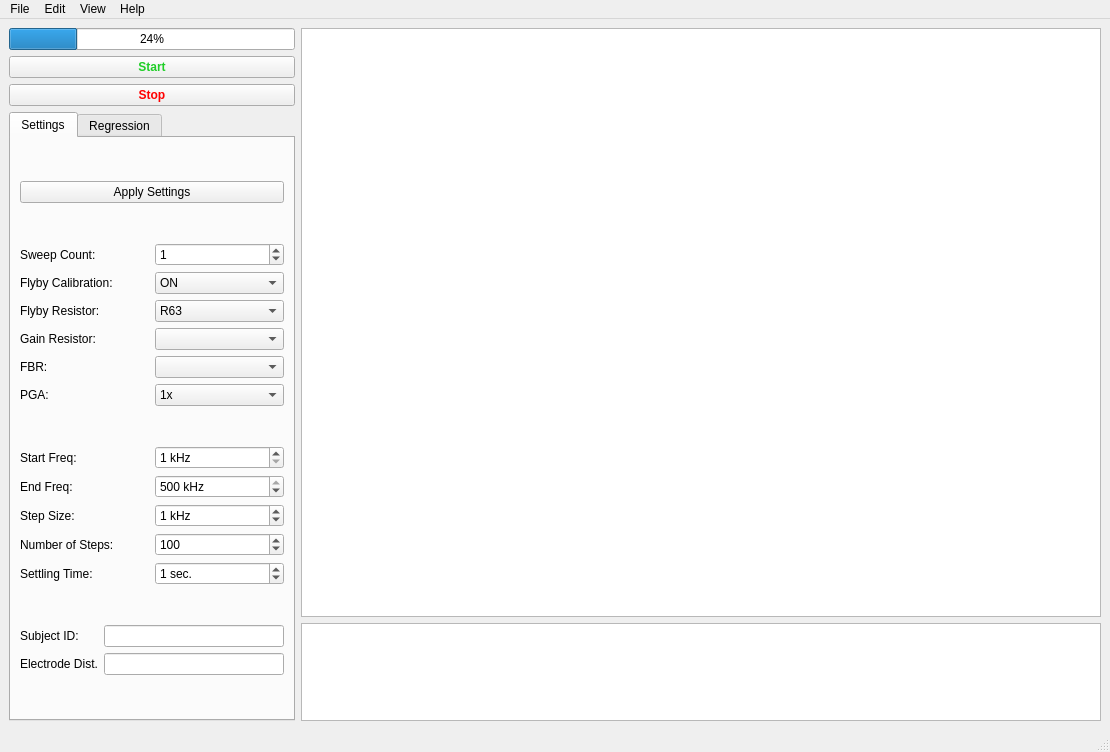
The window that ispectro_xml.ui (andrewallison2012/ispectro_gui) describes before a commit, drawn with Qt 5.
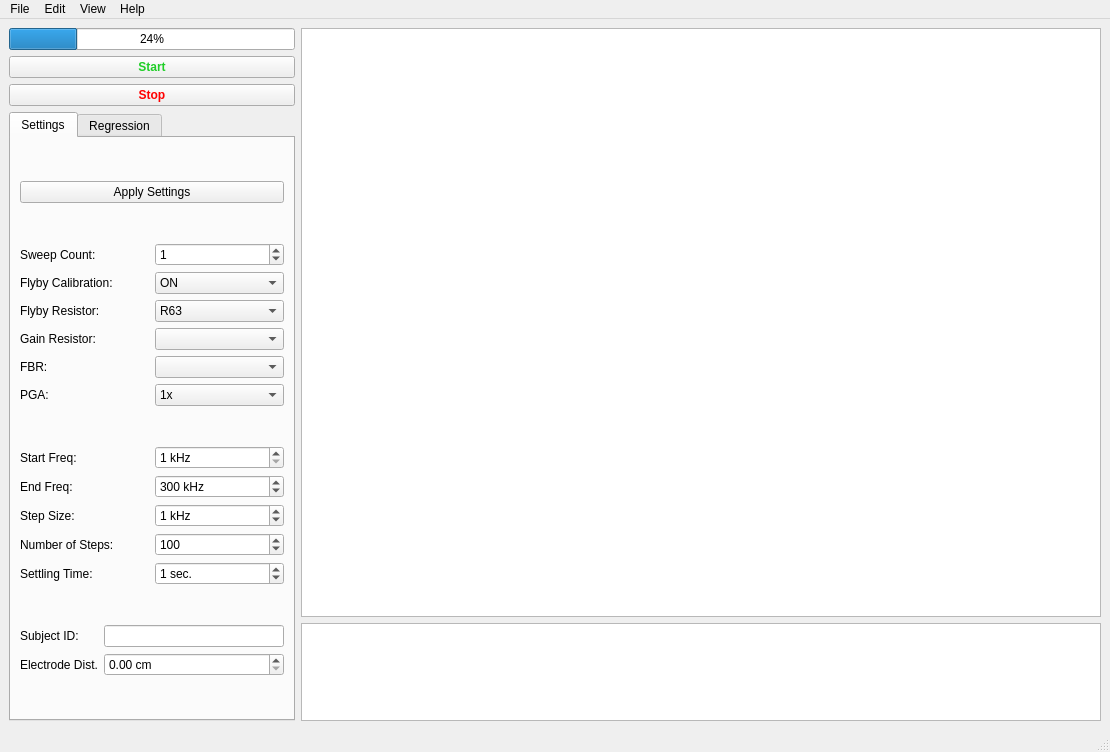
The same window after the commit. Custom widgets are drawn as their Qt base class.

Commit message: working app with start message

```diff
--- a/ispectro_xml.ui
+++ b/ispectro_xml.ui
@@ -96,6 +96,9 @@
                 <property name="suffix">
                  <string> kHz</string>
                 </property>
+                <property name="prefix">
+                 <string/>
+                </property>
                 <property name="minimum">
                  <number>1</number>
                 </property>
@@ -103,7 +106,7 @@
                  <number>500</number>
                 </property>
                 <property name="value">
-                 <number>500</number>
+                 <number>300</number>
                 </property>
                </widget>
               </item>
@@ -295,7 +298,11 @@
              </widget>
             </item>
             <item row="1" column="1">
-             <widget class="QLineEdit" name="lineEdit_2"/>
+             <widget class="QDoubleSpinBox" name="electode_dist_doubleSpinBox">
+              <property name="suffix">
+               <string> cm</string>
+              </property>
+             </widget>
             </item>
            </layout>
           </item>
```
Left out of the diff: 40 changed lines with no effect on the pictures. The commit also changes 2 other files.
